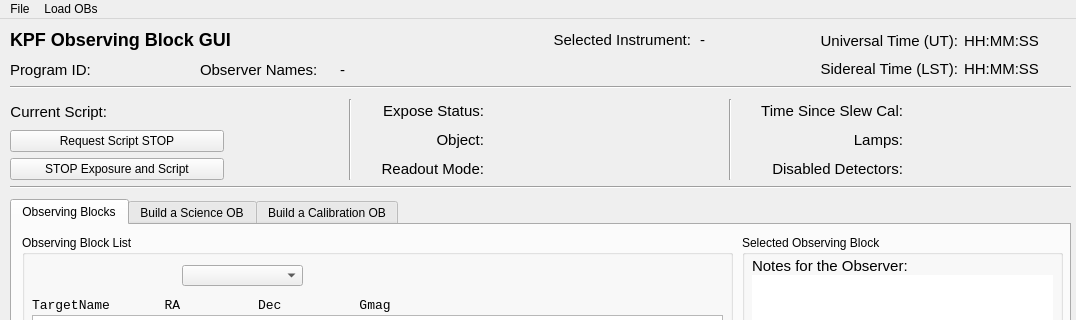
Old version of the form kpf/OB_GUI/KPF_OB_GUI.ui in the repository KeckObservatory/KPFTranslator; both pictures show x 0 to 1076 and y 0 to 320 of the 1076 by 916 pixel window.
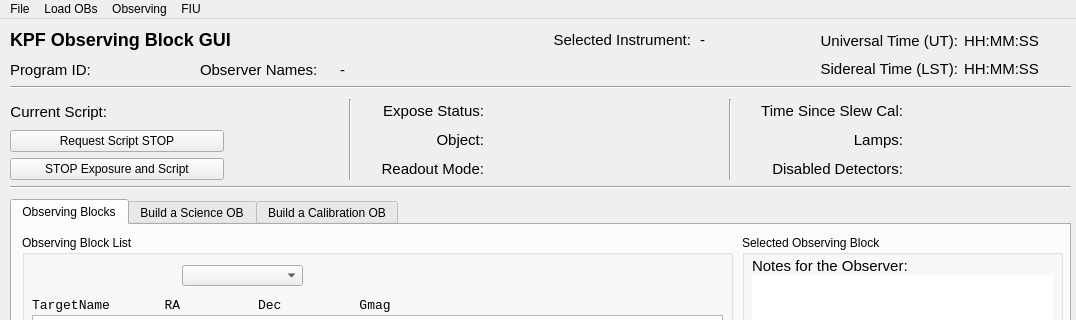
New version of the form.

Commit message: Draft tools to manually set observer and program

```diff
--- a/kpf/OB_GUI/KPF_OB_GUI.ui
+++ b/kpf/OB_GUI/KPF_OB_GUI.ui
@@ -1600,8 +1600,27 @@
     </property>
     <addaction name="actionExit"/>
    </widget>
+   <widget class="QMenu" name="menuObserving_Metadata">
+    <property name="title">
+     <string>Observing</string>
+    </property>
+    <addaction name="actionRun_Start_of_Night"/>
+    <addaction name="actionSet_Observer_Names"/>
+    <addaction name="actionSet_Program_ID"/>
+    <addaction name="actionRun_End_of_Night"/>
+   </widget>
+   <widget class="QMenu" name="menuFIU">
+    <property name="title">
+     <string>FIU</string>
+    </property>
+    <addaction name="actionConfigure_FIU_for_Observing"/>
+    <addaction name="actionConfigure_FIU_for_Calibrations"/>
+    <addaction name="actionConfigure_FIU_to_Stow_Position"/>
+   </widget>
    <addaction name="menuFile_2"/>
    <addaction name="menuFile"/>
+   <addaction name="menuObserving_Metadata"/>
+   <addaction name="menuFIU"/>
   </widget>
   <action name="actionLoad_Targets">
    <property name="text">
```
Left out of the diff: 35 changed lines with no effect on the pictures. The commit also changes 2 other files.
